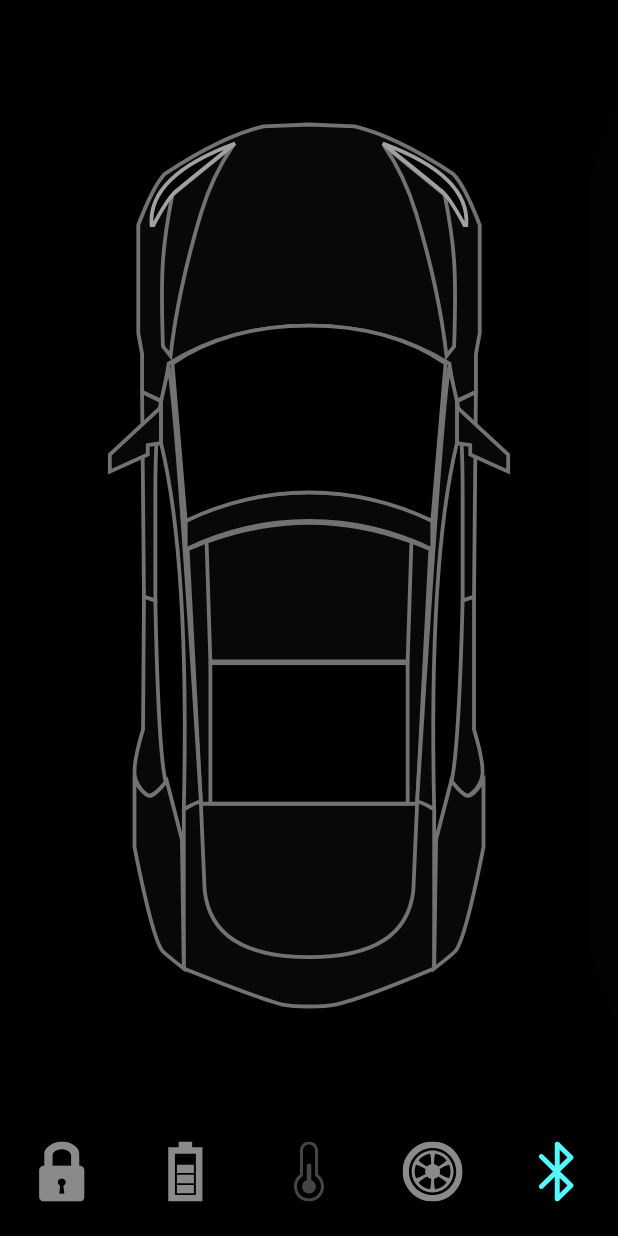
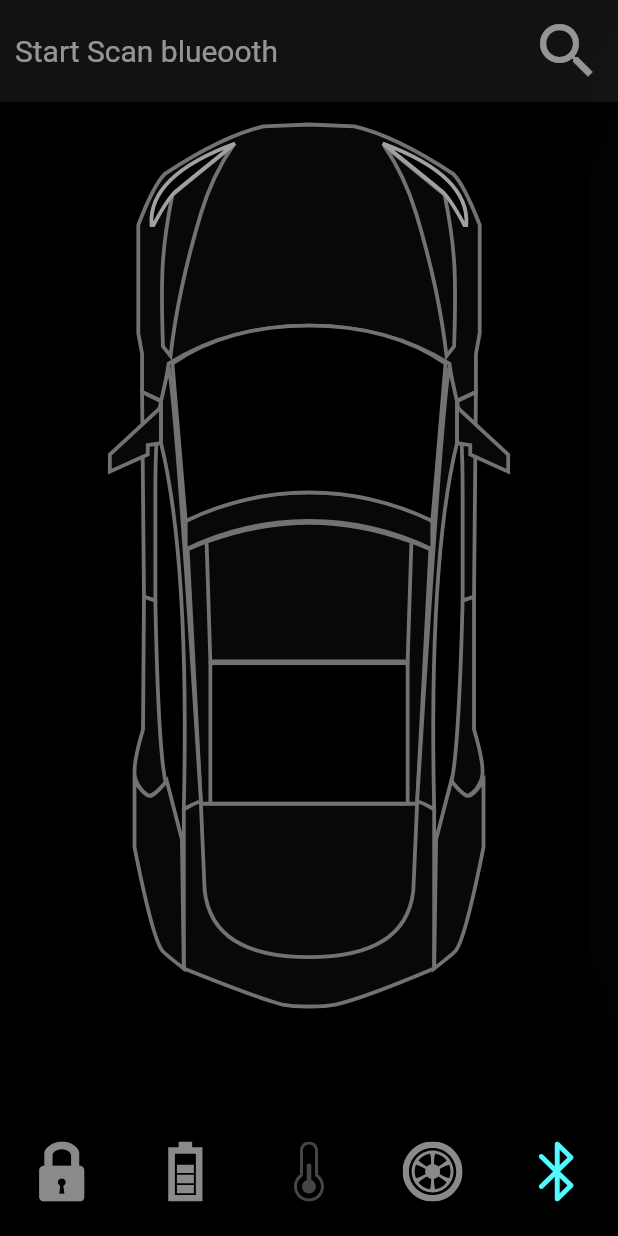
Before and after one commit to AdrianoEdu/Tesla-Animation-Flutter, a Flutter app: the screen it shows after launch, item 5 of the bottom bar chosen, on a phone screen of 412 x 824 dp. Run offline on Flutter 3.47's test engine with Material 2 defaults, Android fonts, the phone set to English and light mode, and no system bars; our stand-ins replace flutter_svg.

Commit message:
Git commit
[ADD] Create bluetooth_controller.dart, Change path of file.
[UPD] Update home_controller.dart, Create initial structure of bluetooth controller.
[UPD] Update door_lock.dart, Change path of import.
[UPD] Update temp_details.dar Change path of import.
[UPD] Update tesla_bottom_navigation.dart, Change path of import,
[UPD] Update tmp.btn.dart, change path of import,
[UPD] Update tyre_psi_card.dart, Chhange path of import and improve to get widget Column.
[UPD] Update constants.dart, Change path of file.
[UPD] Update enum.dart, Create new attribute of enum BottomNavigationBarIndex.
[UPD] Update main.dart, change path of import,
[UPD] Update bluetooth_screen.dart, Create initial strucutre of bluetooth_screen.
[UPD] Update home_screen.dart, change of import.

```diff
--- /dev/null
+++ b/lib/components/controller/buletooth_controller/bluetooth_controller.dart
@@ -0,0 +1,8 @@
+class BluetoothController {
+
+  bool isScanBluetooth = false;
+
+  void updateScanStatus() {
+    isScanBluetooth = !isScanBluetooth;
+  }
+}
--- a/lib/home_controller.dart
+++ b/lib/components/controller/home_controller/home_controller.dart
@@ -8,6 +8,7 @@ class HomeController extends ChangeNotifier {
     bool isCoolSelected = true;
     bool isShowTyre = false;
     bool isShowTyreStatus = false;
+    bool isScanBluetooth = false;
 
     int selectedBottomTab = 0;
 
--- a/lib/components/shared/door_lock/door_lock.dart
+++ b/lib/components/shared/door_lock/door_lock.dart
@@ -1,7 +1,7 @@
 import 'package:flutter/material.dart';
 import 'package:flutter_svg/svg.dart';
 
-import '../../../constants.dart';
+import '../../../constants/constants.dart';
 import '../../../constants/Images.dart';
 
 class DoorLock extends StatelessWidget {
--- a/lib/components/shared/temp_details/temp_details.dart
+++ b/lib/components/shared/temp_details/temp_details.dart
@@ -1,8 +1,8 @@
 import 'package:flutter/material.dart';
-import 'package:teslacaranimation/home_controller.dart';
 
-import '../../../constants.dart';
+import '../../../constants/constants.dart';
 import '../../../constants/Images.dart';
+import '../../controller/home_controller/home_controller.dart';
 import '../tmp_btn/tmp.btn.dart';
 
 class TempDetails extends StatelessWidget {
--- a/lib/components/shared/testa_bottom_navigation/tesla_bottom_navigation.dart
+++ b/lib/components/shared/testa_bottom_navigation/tesla_bottom_navigation.dart
@@ -1,7 +1,7 @@
 import 'package:flutter/material.dart';
 import 'package:flutter_svg/svg.dart';
 
-import '../../../constants.dart';
+import '../../../constants/constants.dart';
 import '../../../constants/Images.dart';
 import '../../../model/ImagePath.dart';
 
--- a/lib/components/shared/tmp_btn/tmp.btn.dart
+++ b/lib/components/shared/tmp_btn/tmp.btn.dart
@@ -1,7 +1,7 @@
 import 'package:flutter/material.dart';
 import 'package:flutter_svg/svg.dart';
 
-import '../../../constants.dart';
+import '../../../constants/constants.dart';
 import '../../../constants/Images.dart';
 
 class TempBtn extends StatelessWidget {
--- a/lib/enum/enum.dart
+++ b/lib/enum/enum.dart
@@ -1,3 +1,3 @@
-enum BottomNavigationBarIndex { LOOCK, BATTERY, TEMP, TYRE }
+enum BottomNavigationBarIndex { LOOCK, BATTERY, TEMP, TYRE, BLUETOOTH }
 
 enum PositionLocks { RIGHT, LEFT, TOP, BOTTOM }
--- a/lib/main.dart
+++ b/lib/main.dart
@@ -1,5 +1,5 @@
 import 'package:flutter/material.dart';
-import 'constants.dart';
+import 'constants/constants.dart';
 
 import 'screens/home_screen.dart';
 
--- /dev/null
+++ b/lib/screens/bluetooth_screen.dart
@@ -0,0 +1,40 @@
+import 'package:flutter/material.dart';
+import 'package:teslacaranimation/components/controller/buletooth_controller/bluetooth_controller.dart';
+
+class BluetoothScreen extends StatefulWidget {
+  const BluetoothScreen({super.key});
+
+  @override
+  State<BluetoothScreen> createState() => _BluetoothScreenState();
+}
+
+class _BluetoothScreenState extends State<BluetoothScreen> {
+  final BluetoothController _controller = BluetoothController();
+
+  @override
+  Widget build(BuildContext context) {
+    return Column(
+      children: [
+        Container(
+          color: Colors.grey.withOpacity(0.2),
+          padding: const EdgeInsets.all(10),
+          child:  Row(
+            mainAxisAlignment: MainAxisAlignment.spaceBetween,
+            children: [
+              const Text(
+                'Start Scan blueooth', style: TextStyle(fontSize: 20, color: Colors.white),
+              ),
+              IconButton(
+                padding: EdgeInsets.zero,
+                onPressed: () => setState(() {_controller.updateScanStatus();}),
+                icon: _controller.isScanBluetooth ?
+                  const Icon(Icons.stop, size: 48, color: Colors.white,):
+                  const Icon(Icons.search, size: 48, color: Colors.white,)
+              ),
+            ],
+          ),
+        ),
+      ],
+    );
+  }
+}
--- a/lib/screens/home_screen.dart
+++ b/lib/screens/home_screen.dart
@@ -2,10 +2,11 @@ import 'package:flutter/material.dart';
 import 'package:flutter_svg/svg.dart';
 import 'package:teslacaranimation/components/shared/temp_details/temp_details.dart';
 import 'package:teslacaranimation/constants/Images.dart';
-import 'package:teslacaranimation/home_controller.dart';
 import 'package:teslacaranimation/model/TyrePsi.dart';
+import 'package:teslacaranimation/screens/bluetooth_screen.dart';
 
-import '../constants.dart';
+import '../components/controller/home_controller/home_controller.dart';
+import '../constants/constants.dart';
 import '../components/shared/battery_status/batteryStatus.dart';
 import '../components/shared/door_lock/door_lock.dart';
 import '../components/shared/tyre_psi_card/tyre_psi_card.dart';
@@ -37,8 +38,10 @@ class _HomeScreenState extends State<HomeScreen> with TickerProviderStateMixin{
   late Animation<double> _animationTyrePs2;
   late Animation<double> _animationTyrePs3;
   late Animation<double> _animationTyrePs4;
+  late List<Animation<double>> _tyreAnimations;
 
-  late List<Animation<double>> _tyreAnimations;
+  late AnimationController _bluetoothAnimationController;
+  late Animation<double> _animationBluetooth;
 
   void setupBatteryAnimation(){
     _batteryAnimationController = AnimationController(
@@ -104,6 +107,18 @@ class _HomeScreenState extends State<HomeScreen> with TickerProviderStateMixin{
     );
   }
 
+  void setupBluetoothAnimation() {
+    _bluetoothAnimationController = AnimationController(
+      vsync: this,
+      duration: const Duration(milliseconds: 1200),
+    );
+
+    _animationBluetooth = CurvedAnimation(
+      parent: _bluetoothAnimationController,
+      curve: const Interval(0, 0.5),
+    );
+  }
+
   @override
   void initState() {
     setupBatteryAnimation();
@@ -115,6 +130,7 @@ class _HomeScreenState extends State<HomeScreen> with TickerProviderStateMixin{
       _animationTyrePs3,
       _animationTyrePs4,
     ];
+    setupBluetoothAnimation();
     super.initState();
   }
 
@@ -123,6 +139,7 @@ class _HomeScreenState extends State<HomeScreen> with TickerProviderStateMixin{
     _batteryAnimationController.dispose();
     _tempAnimationController.dispose();
     _tyreAnimationcontroller.dispose();
+    _bluetoothAnimationController.dispose();
     super.dispose();
   }
 
@@ -148,12 +165,21 @@ class _HomeScreenState extends State<HomeScreen> with TickerProviderStateMixin{
       }
     }
 
-    void selectShowHideAnimationTyre(index) {
+    void selectShowHideAnimationTyre(int index) {
       if (index == BottomNavigationBarIndex.TYRE.index) {
         _tyreAnimationcontroller.forward();
       }
       if(_controller.selectedBottomTab == 3 && index != 3) {
         _tyreAnimationcontroller.reverse();
+      }
+    }
+
+    void selectShowHideAnimationBluetooth(int index) {
+      if (index == BottomNavigationBarIndex.BLUETOOTH.index) {
+        _bluetoothAnimationController.forward();
+      }
+      if(_controller.selectedBottomTab == 4 && index != 4) {
+        _bluetoothAnimationController.reverse();
       }
     }
 
@@ -171,6 +197,7 @@ class _HomeScreenState extends State<HomeScreen> with TickerProviderStateMixin{
               selectShowHideAnimationLock(index);
               selectShowHideAnimationBattery(index);
               selectShowHideAnimationTyre(index);
+              selectShowHideAnimationBluetooth(index);
 
               _controller.showTyreController(index);
               _controller.tyreStatusController(index);
@@ -256,7 +283,16 @@ class _HomeScreenState extends State<HomeScreen> with TickerProviderStateMixin{
                           tyrePsi: demoPsiList[index]
                         ),
                       ),
-                      )
+                    ),
+                    Positioned(
+                      right: 200 * (1 - _animationBluetooth.value), //preciso de um controller animation -1,
+                      width: constraints.maxWidth,
+                      height: constraints.maxHeight,
+                      child: Opacity(
+                        opacity: _bluetoothAnimationController.value,
+                        child: const BluetoothScreen(),
+                      ),
+                    )
                   ],
                 );
               },
```
Also changed, not shown: lib/components/shared/tyre_psi_card/tyre_psi_card.dart (+15 -12 lines), lib/constants/constants.dart (renamed from lib/constants.dart).
